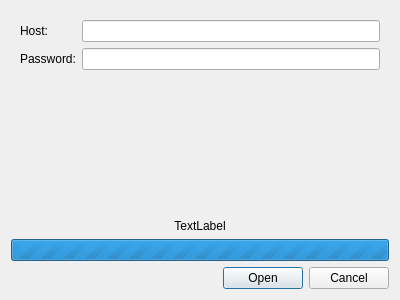
First picture: the form in clients/clientlib/ConnectionDialog.ui, repository 02JanDal/sportsed, before the edit.
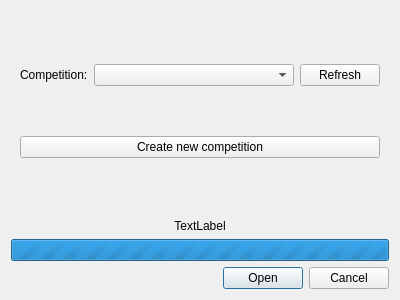
Second picture: the form after the edit. The open tabs and pages were chosen to show the change.

Commit message:
GH-1 Implement creation and edit of competitions and stages
Includes these changes (and more):
* Explicit call to conan install
* Boilerplate for a lot of the admin client
* More tests
* Record validation and coercion

Closes #1

```diff
--- a/clients/clientlib/ConnectionDialog.ui
+++ b/clients/clientlib/ConnectionDialog.ui
@@ -13,9 +13,10 @@
   <property name="windowTitle">
    <string>Connect to server</string>
   </property>
-  <layout class="QVBoxLayout" name="verticalLayout" stretch="1,0,0,0">
+  <layout class="QVBoxLayout" name="verticalLayout" stretch="0,0,0,0">
    <item>
-    <widget class="QWidget" name="settingsWidget" native="true">
+    <widget class="QStackedWidget" name="settingsStackedWidget">
+     <widget class="QWidget" name="connectionOptionsWidget" native="true">
      <layout class="QFormLayout" name="formLayout">
       <item row="0" column="0">
        <widget class="QLabel" name="label">
@@ -27,21 +28,63 @@
       <item row="0" column="1">
        <widget class="QLineEdit" name="hostEdit"/>
       </item>
-      <item row="1" column="0">
+       <item row="2" column="0">
        <widget class="QLabel" name="label_2">
         <property name="text">
          <string>Password:</string>
         </property>
        </widget>
       </item>
-      <item row="1" column="1">
+       <item row="2" column="1">
        <widget class="QLineEdit" name="passwordEdit">
         <property name="echoMode">
          <enum>QLineEdit::PasswordEchoOnEdit</enum>
         </property>
        </widget>
       </item>
-     </layout>
+       <item row="1" column="1">
+        <widget class="QLineEdit" name="nameEdit"/>
+       </item>
+       <item row="1" column="0">
+        <widget class="QLabel" name="label_3">
+         <property name="text">
+          <string>Name:</string>
+         </property>
+        </widget>
+       </item>
+      </layout>
+     </widget>
+     <widget class="QWidget" name="competitionSelectionWidget">
+      <layout class="QGridLayout" name="gridLayout" columnstretch="0,1,0">
+       <item row="0" column="0">
+        <widget class="QLabel" name="label_4">
+         <property name="text">
+          <string>Competition:</string>
+         </property>
+        </widget>
+       </item>
+       <item row="0" column="1">
+        <widget class="QComboBox" name="competitionsBox"/>
+       </item>
+       <item row="0" column="2">
+        <widget class="QPushButton" name="refreshCompetitionsButton">
+         <property name="text">
+          <string>Refresh</string>
+         </property>
+        </widget>
+       </item>
+       <item row="1" column="0" colspan="3">
+        <widget class="QPushButton" name="createCompetitionBtn">
+         <property name="text">
+          <string>Create new competition</string>
+         </property>
+        </widget>
+       </item>
+       <item row="2" column="0" colspan="3">
+        <layout class="QVBoxLayout" name="verticalLayout_2"/>
+       </item>
+      </layout>
+     </widget>
     </widget>
    </item>
    <item>
```
Lines whose indentation alone changed are shown as unchanged. The commit also changes 84 other files.
